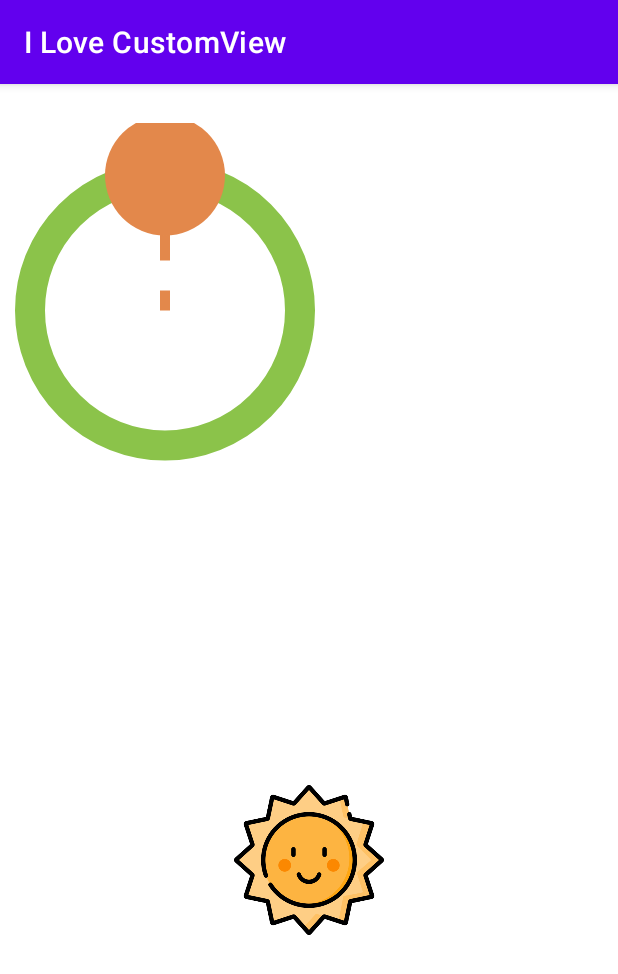
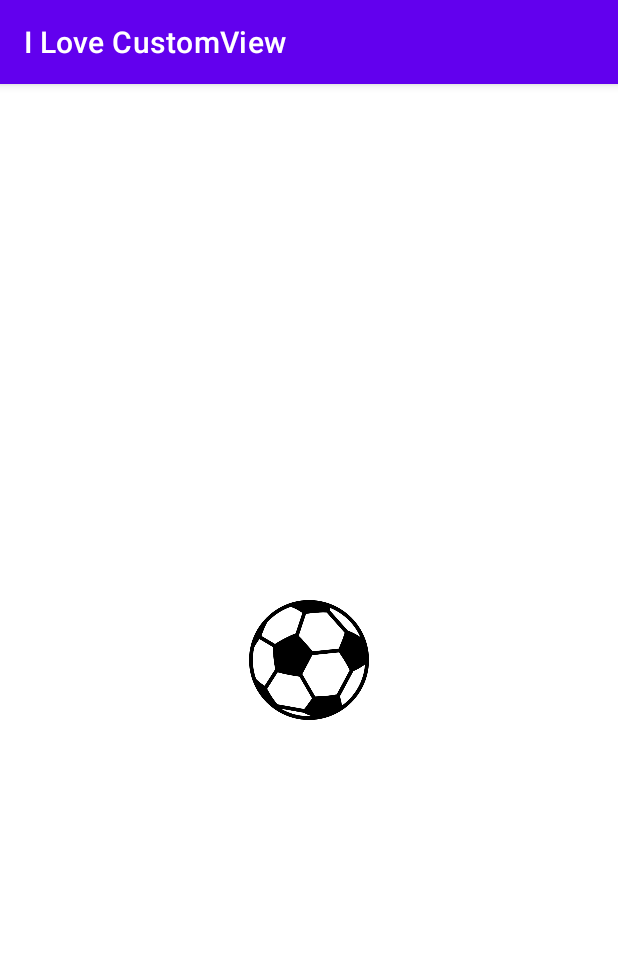
Before and after one commit to nvngoc2409/CustomView, an Android app: the screen it shows after launch (MainActivity), on a phone screen of 412 x 824 dp. Shown: the top 974 px of the screen. Run offline under Robolectric (Android 15) with nearby library versions, the phone set to English and light mode, and no system bars.

Commit message:
ball
Co-Authored-By: Phạm Quang Linh <76081683+quanglinh301098@users.noreply.github.com>

```diff
--- a/app/src/main/java/com/example/learncustomview/animation/springAnimation/SunAnimationSpring.kt
+++ b/app/src/main/java/com/example/learncustomview/animation/springAnimation/SunAnimationSpring.kt
@@ -1,38 +1,81 @@
 package com.example.learncustomview.animation.springAnimation
 
+import android.annotation.SuppressLint
 import android.content.Context
+import android.graphics.*
 import android.util.AttributeSet
-import androidx.appcompat.widget.AppCompatImageView
+import android.view.MotionEvent
+import android.view.View
 import androidx.dynamicanimation.animation.DynamicAnimation
 import androidx.dynamicanimation.animation.SpringAnimation
 import androidx.dynamicanimation.animation.SpringForce
 import com.example.learncustomview.R
 
+
 /**
  * Created by Linh on 01,June,2022
  */
-class SunAnimationSpring(context: Context, attrs: AttributeSet) : AppCompatImageView(context, attrs),DynamicAnimation.OnAnimationUpdateListener  {
+const val RADIUS_BALL = 60
+class SunAnimationSpring(context: Context, attrs: AttributeSet) : View(context, attrs) {
+    private val icon: Bitmap by lazy { BitmapFactory.decodeResource(context.resources, R.drawable.ball) }
+    private var paint = Paint(Paint.ANTI_ALIAS_FLAG)
+    private var centerX : Int = 0
+    private var centerY : Int = 0
+
     init {
-        setImageResource(R.drawable.sun)
-        initSpringAnimation()
+
     }
 
-    private fun initSpringAnimation(){
-        SpringAnimation(this,DynamicAnimation.TRANSLATION_X, 0f).apply {
+    @SuppressLint("ClickableViewAccessibility")
+    override fun onTouchEvent(event: MotionEvent?): Boolean {
+        val default = super.onTouchEvent(event)
+        return when(event?.action){
+            MotionEvent.ACTION_DOWN -> {
+                if (event.x < centerX + RADIUS_BALL && event.x > centerX - RADIUS_BALL && event.y < centerY + RADIUS_BALL && event.y > centerY - RADIUS_BALL){
+                    return true
+                }
+                return default
+            }
+
+            MotionEvent.ACTION_MOVE -> {
+                centerX = event.x.toInt()
+                centerY = event.y.toInt()
+                invalidate()
+                return true
+            }
+
+            MotionEvent.ACTION_UP -> {
+                centerX = 0
+                centerY = 0
+                invalidate()
+                return true
+            }
+
+            else -> default
+        }
+
+    }
+
+    @SuppressLint("DrawAllocation")
+    override fun onDraw(canvas: Canvas?) {
+        if (centerX == 0&& centerY == 0){
+            centerX = width/2
+            centerY = height/2
+        }
+        canvas?.drawBitmap(icon, null, Rect((centerX-RADIUS_BALL).toInt(),centerY-RADIUS_BALL,centerX+RADIUS_BALL,centerY+RADIUS_BALL), paint)
+    }
+
+    private fun initSpringAnimation() {
+        SpringAnimation(this, DynamicAnimation.TRANSLATION_X, 0f).apply {
             spring.dampingRatio = SpringForce.DAMPING_RATIO_LOW_BOUNCY
             spring.stiffness = SpringForce.STIFFNESS_LOW
             start()
         }
-        SpringAnimation(this,DynamicAnimation.TRANSLATION_Y, 0f).apply {
+        SpringAnimation(this, DynamicAnimation.TRANSLATION_Y, 0f).apply {
             spring.dampingRatio = SpringForce.DAMPING_RATIO_LOW_BOUNCY
             spring.stiffness = SpringForce.STIFFNESS_LOW
             start()
         }
     }
 
-    override fun onAnimationUpdate(animation: DynamicAnimation<*>?, value: Float, velocity: Float) {
-        SpringAnimation(this, DynamicAnimation.TRANSLATION_X) to
-                SpringAnimation(this, DynamicAnimation.TRANSLATION_Y)
-    }
-
 }
--- a/app/src/main/res/layout/activity_main.xml
+++ b/app/src/main/res/layout/activity_main.xml
@@ -3,29 +3,15 @@
     xmlns:app="http://schemas.android.com/apk/res-auto"
     xmlns:tools="http://schemas.android.com/tools"
     android:layout_width="match_parent"
-    android:padding="10dp"
     android:layout_height="match_parent"
     tools:context=".MainActivity">
-
-    <com.example.learncustomview.custom.CircleProgressbar
-        android:id="@+id/circleProgressbar"
-        android:padding="10dp"
-        android:layout_width="200dp"
-        android:layout_height="250dp"
-        app:layout_constraintStart_toStartOf="parent"
-        app:layout_constraintTop_toTopOf="parent"
-        app:setColorMaxProgressbar="#8BC34A"
-        android:layout_marginTop="16dp"
-        app:setColorProcess="#34988F"
-        app:setProcess="0" />
 
 
     <com.example.learncustomview.animation.springAnimation.SunAnimationSpring
         android:id="@+id/viewAnimation"
-        android:layout_width="100dp"
-        android:layout_height="100dp"
+        android:layout_width="match_parent"
+        android:layout_height="match_parent"
         app:layout_constraintBottom_toBottomOf="parent"
         app:layout_constraintEnd_toEndOf="parent"
-        app:layout_constraintStart_toStartOf="parent"
-        app:layout_constraintTop_toBottomOf="@+id/circleProgressbar" />
+        app:layout_constraintStart_toStartOf="parent" />
 </androidx.constraintlayout.widget.ConstraintLayout>
```
Also changed, not shown: app/src/main/res/drawable-v24/ball.png (added).
